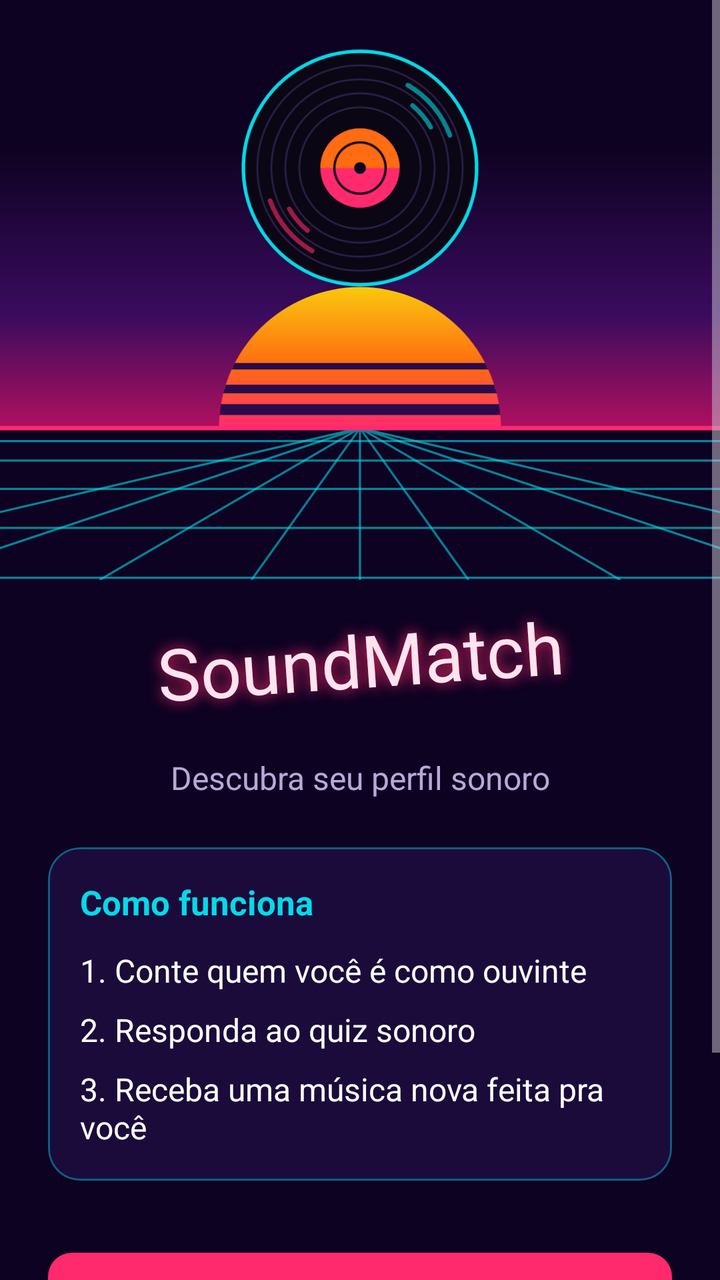
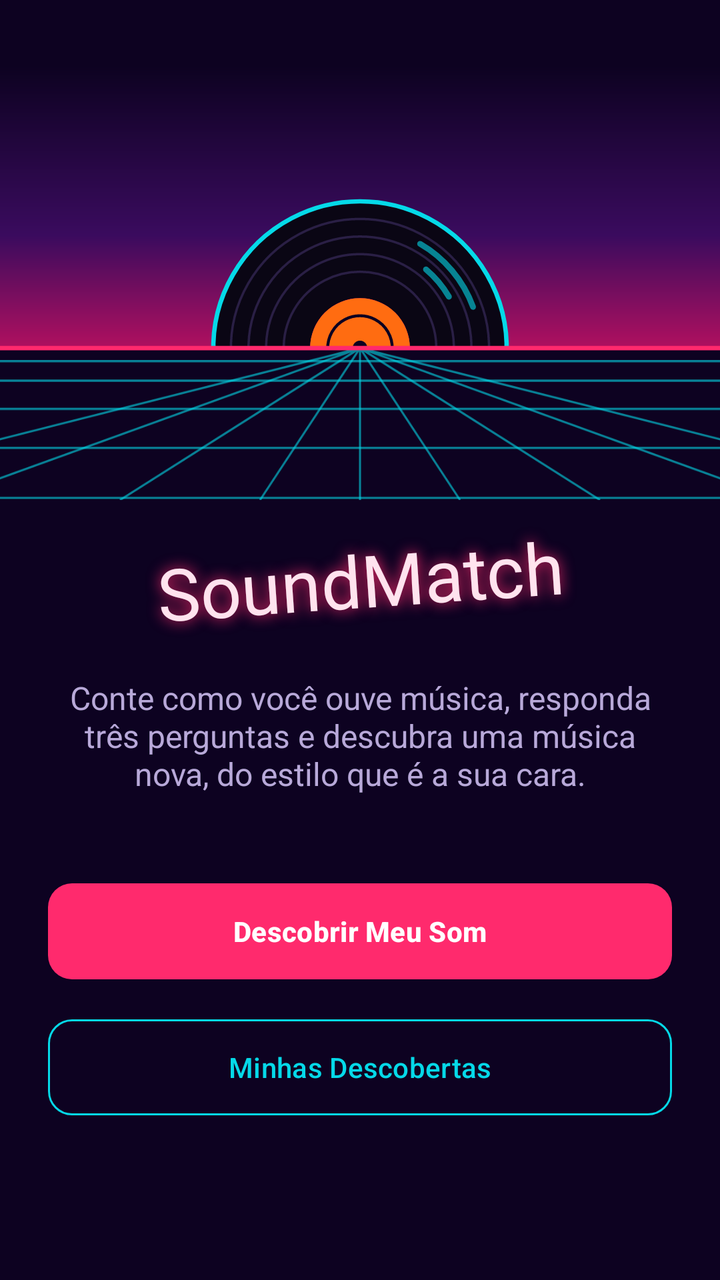

Compare the two renders of this Android layout. The source of the first and the diff that turns it into the second are given below.
<!-- AndroidManifest.xml: application theme Theme.SoundMatch -->
<!-- res/layout/activity_main.xml -->
<?xml version="1.0" encoding="utf-8"?>
<ScrollView xmlns:android="http://schemas.android.com/apk/res/android"
    xmlns:app="http://schemas.android.com/apk/res-auto"
    xmlns:tools="http://schemas.android.com/tools"
    android:layout_width="match_parent"
    android:layout_height="match_parent"
    android:fillViewport="true"
    android:fitsSystemWindows="true"
    tools:context=".ui.MainActivity">

    <LinearLayout
        android:layout_width="match_parent"
        android:layout_height="wrap_content"
        android:orientation="vertical"
        android:paddingBottom="32dp">

        <FrameLayout
            android:layout_width="match_parent"
            android:layout_height="290dp">

            <ImageView
                android:layout_width="match_parent"
                android:layout_height="217dp"
                android:layout_gravity="bottom"
                android:importantForAccessibility="no"
                android:scaleType="centerCrop"
                android:src="@drawable/bg_synthwave" />

            <ImageView
                android:id="@+id/imgVinyl"
                android:layout_width="140dp"
                android:layout_height="140dp"
                android:layout_gravity="center_horizontal"
                android:layout_marginTop="14dp"
                android:contentDescription="@string/cd_vinyl"
                android:src="@drawable/ic_vinyl" />
        </FrameLayout>

        <LinearLayout
            android:layout_width="match_parent"
            android:layout_height="wrap_content"
            android:orientation="vertical"
            android:paddingHorizontal="24dp">

            
            <TextView
                android:id="@+id/tvTitle"
                style="@style/Widget.SoundMatch.NeonTitle"
                android:layout_width="match_parent"
                android:layout_height="64dp"
                android:layout_marginTop="8dp"
                android:maxLines="1"
                android:rotation="-4"
                android:text="@string/main_title"
                app:autoSizeMaxTextSize="36sp"
                app:autoSizeMinTextSize="18sp"
                app:autoSizeTextType="uniform" />

            <TextView
                style="@style/Widget.SoundMatch.Caption"
                android:layout_width="match_parent"
                android:layout_height="wrap_content"
                android:layout_marginTop="16dp"
                android:gravity="center"
                android:text="@string/main_subtitle"
                android:textSize="16sp" />

            
            <com.google.android.material.card.MaterialCardView
                style="@style/Widget.SoundMatch.Card"
                android:layout_width="match_parent"
                android:layout_height="wrap_content"
                android:layout_marginTop="24dp">

                <LinearLayout
                    android:layout_width="match_parent"
                    android:layout_height="wrap_content"
                    android:orientation="vertical">

                    <TextView
                        android:layout_width="wrap_content"
                        android:layout_height="wrap_content"
                        android:text="@string/main_how_title"
                        android:textColor="@color/neon_cyan"
                        android:textSize="17sp"
                        android:textStyle="bold" />

                    <TextView
                        style="@style/Widget.SoundMatch.Body"
                        android:layout_width="wrap_content"
                        android:layout_height="wrap_content"
                        android:layout_marginTop="12dp"
                        android:text="@string/main_how_step1" />

                    <TextView
                        style="@style/Widget.SoundMatch.Body"
                        android:layout_width="wrap_content"
                        android:layout_height="wrap_content"
                        android:layout_marginTop="8dp"
                        android:text="@string/main_how_step2" />

                    <TextView
                        style="@style/Widget.SoundMatch.Body"
                        android:layout_width="wrap_content"
                        android:layout_height="wrap_content"
                        android:layout_marginTop="8dp"
                        android:text="@string/main_how_step3" />
                </LinearLayout>
            </com.google.android.material.card.MaterialCardView>

            <Button
                android:id="@+id/btnDiscover"
                style="@style/Widget.SoundMatch.Button.Primary"
                android:layout_width="match_parent"
                android:layout_height="wrap_content"
                android:layout_marginTop="32dp"
                android:text="@string/btn_discover" />

            <Button
                android:id="@+id/btnHistory"
                style="@style/Widget.SoundMatch.Button.Outlined"
                android:layout_width="match_parent"
                android:layout_height="wrap_content"
                android:layout_marginTop="12dp"
                android:text="@string/btn_history" />
        </LinearLayout>
    </LinearLayout>
</ScrollView>
<!-- resources referenced by this layout -->
<resources>
  <color name="neon_cyan">#05D9E8</color>
  <!-- drawable bg_synthwave: vector/xml drawable (drawable, 2380 chars, omitted) -->
  <string name="btn_discover">Descobrir Meu Som</string>
  <string name="btn_history">Minhas Descobertas</string>
  <string name="cd_vinyl">Disco de vinil girando</string>
  <string name="main_how_step1">1. Conte quem você é como ouvinte</string>
  <string name="main_how_step2">2. Responda ao quiz sonoro</string>
  <string name="main_how_step3">3. Receba uma música nova feita pra você</string>
  <string name="main_how_title">Como funciona</string>
  <string name="main_subtitle">Descubra seu perfil sonoro</string>
  <string name="main_title">SoundMatch</string>
  <style name="Widget.SoundMatch.Body" parent="Widget.AppCompat.TextView">
          <item name="android:textSize">16sp</item>
          <item name="android:textColor">@color/text_primary</item>
      </style>
  <style name="Widget.SoundMatch.Button.Outlined" parent="Widget.Material3.Button.OutlinedButton">
          <item name="strokeColor">@color/neon_cyan</item>
          <item name="android:textColor">@color/neon_cyan</item>
          <item name="cornerRadius">12dp</item>
          <item name="android:minHeight">56dp</item>
      </style>
  <style name="Widget.SoundMatch.Caption" parent="Widget.AppCompat.TextView">
          <item name="android:textSize">14sp</item>
          <item name="android:textColor">@color/text_secondary</item>
      </style>
  <style name="Widget.SoundMatch.Card" parent="Widget.Material3.CardView.Outlined">
          <item name="cardBackgroundColor">@color/night_card</item>
          <item name="cardCornerRadius">16dp</item>
          <item name="strokeColor">@color/neon_cyan_soft</item>
          <item name="strokeWidth">1dp</item>
          <item name="contentPadding">16dp</item>
      </style>
  <style name="Theme.SoundMatch" parent="Theme.Material3.Dark.NoActionBar">
          <item name="colorPrimary">@color/neon_magenta</item>
          <item name="colorOnPrimary">@color/text_primary</item>
          <item name="colorSecondary">@color/neon_cyan</item>
          <item name="colorOnSecondary">@color/night_bg</item>
          <item name="colorSurface">@color/night_card</item>
          <item name="colorOnSurface">@color/text_primary</item>
          <item name="android:colorBackground">@color/night_bg</item>
          <item name="android:windowBackground">@color/night_bg</item>
          <item name="android:statusBarColor">@color/night_bg</item>
          <item name="android:navigationBarColor">@color/night_bg</item>
          
          <item name="colorAccent">@color/neon_cyan</item>
      </style>
  <color name="text_primary">#FFFFFF</color>
  <color name="text_secondary">#B8A9D9</color>
  <color name="night_card">#1A0B3B</color>
  <color name="neon_cyan_soft">#6605D9E8</color>
  <color name="title_glow_text">#FFE3EE</color>
  <color name="neon_magenta">#FF2A6D</color>
  <color name="night_bg">#0D0221</color>
  <!-- unchanged entries left out for length: 3 -->
</resources>

<!-- the commit's change to res/layout/activity_main.xml (unified diff, before → after) -->
@@ -14,26 +14,36 @@
         android:orientation="vertical"
         android:paddingBottom="32dp">
 
+        
         <FrameLayout
             android:layout_width="match_parent"
-            android:layout_height="290dp">
+            android:layout_height="250dp">
 
             <ImageView
                 android:layout_width="match_parent"
                 android:layout_height="217dp"
                 android:layout_gravity="bottom"
                 android:importantForAccessibility="no"
-                android:scaleType="centerCrop"
-                android:src="@drawable/bg_synthwave" />
+                android:scaleType="fitXY"
+                android:src="@drawable/synth_sky" />
+
+            
+            <ImageView
+                android:id="@+id/imgVinyl"
+                android:layout_width="176dp"
+                android:layout_height="176dp"
+                android:layout_gravity="center_horizontal"
+                android:layout_marginTop="86dp"
+                android:contentDescription="@string/cd_vinyl"
+                android:src="@drawable/ic_vinyl" />
 
             <ImageView
-                android:id="@+id/imgVinyl"
-                android:layout_width="140dp"
-                android:layout_height="140dp"
-                android:layout_gravity="center_horizontal"
-                android:layout_marginTop="14dp"
-                android:contentDescription="@string/cd_vinyl"
-                android:src="@drawable/ic_vinyl" />
+                android:layout_width="match_parent"
+                android:layout_height="217dp"
+                android:layout_gravity="bottom"
+                android:importantForAccessibility="no"
+                android:scaleType="fitXY"
+                android:src="@drawable/synth_ground" />
         </FrameLayout>
 
         <LinearLayout
@@ -65,55 +75,12 @@
                 android:text="@string/main_subtitle"
                 android:textSize="16sp" />
 
-            
-            <com.google.android.material.card.MaterialCardView
-                style="@style/Widget.SoundMatch.Card"
-                android:layout_width="match_parent"
-                android:layout_height="wrap_content"
-                android:layout_marginTop="24dp">
-
-                <LinearLayout
-                    android:layout_width="match_parent"
-                    android:layout_height="wrap_content"
-                    android:orientation="vertical">
-
-                    <TextView
-                        android:layout_width="wrap_content"
-                        android:layout_height="wrap_content"
-                        android:text="@string/main_how_title"
-                        android:textColor="@color/neon_cyan"
-                        android:textSize="17sp"
-                        android:textStyle="bold" />
-
-                    <TextView
-                        style="@style/Widget.SoundMatch.Body"
-                        android:layout_width="wrap_content"
-                        android:layout_height="wrap_content"
-                        android:layout_marginTop="12dp"
-                        android:text="@string/main_how_step1" />
-
-                    <TextView
-                        style="@style/Widget.SoundMatch.Body"
-                        android:layout_width="wrap_content"
-                        android:layout_height="wrap_content"
-                        android:layout_marginTop="8dp"
-                        android:text="@string/main_how_step2" />
-
-                    <TextView
-                        style="@style/Widget.SoundMatch.Body"
-                        android:layout_width="wrap_content"
-                        android:layout_height="wrap_content"
-                        android:layout_marginTop="8dp"
-                        android:text="@string/main_how_step3" />
-                </LinearLayout>
-            </com.google.android.material.card.MaterialCardView>
-
             <Button
                 android:id="@+id/btnDiscover"
                 style="@style/Widget.SoundMatch.Button.Primary"
                 android:layout_width="match_parent"
                 android:layout_height="wrap_content"
-                android:layout_marginTop="32dp"
+                android:layout_marginTop="40dp"
                 android:text="@string/btn_discover" />
 
             <Button
<!-- resource entries referenced after the edit -->
@@ -1,20 +1,63 @@
 <!-- resources referenced by this layout -->
 <resources>
+  <!-- drawable synth_ground (drawable) -->
+  <?xml version="1.0" encoding="utf-8"?>
+  <vector xmlns:android="http://schemas.android.com/apk/res/android"
+      android:width="360dp"
+      android:height="200dp"
+      android:viewportWidth="360"
+      android:viewportHeight="200">
+  
+      
+      <path android:fillColor="#FF0D0221" android:pathData="M0,130 H360 V200 H0 Z" />
+  
+      
+      <path
+          android:strokeColor="#9905D9E8"
+          android:strokeWidth="1"
+          android:pathData="M0,136 H360 M0,145 H360 M0,158 H360 M0,176 H360 M0,199 H360" />
+  
+      
+      <path
+          android:strokeColor="#9905D9E8"
+          android:strokeWidth="1"
+          android:pathData="M180,130 L-120,200 M180,130 L-30,200 M180,130 L60,200 M180,130 L130,200 M180,130 L180,200 M180,130 L230,200 M180,130 L300,200 M180,130 L390,200 M180,130 L480,200" />
+  
+      
+      <path
+          android:strokeColor="#FFFF2A6D"
+          android:strokeWidth="2"
+          android:pathData="M0,130 H360" />
+  </vector>
+  <!-- drawable synth_sky (drawable) -->
+  <?xml version="1.0" encoding="utf-8"?>
+  <vector xmlns:android="http://schemas.android.com/apk/res/android"
+      xmlns:aapt="http://schemas.android.com/aapt"
+      android:width="360dp"
+      android:height="200dp"
+      android:viewportWidth="360"
+      android:viewportHeight="200">
+  
+      
+      <path android:pathData="M0,0 H360 V130 H0 Z">
+          <aapt:attr name="android:fillColor">
+              <gradient
+                  android:type="linear"
+                  android:startX="0" android:startY="0"
+                  android:endX="0" android:endY="130">
+                  <item android:offset="0" android:color="#FF0D0221" />
+                  <item android:offset="0.6" android:color="#FF3A0B5E" />
+                  <item android:offset="1" android:color="#FFB0105F" />
+              </gradient>
+          </aapt:attr>
+      </path>
+  </vector>
   <color name="neon_cyan">#05D9E8</color>
-  <!-- drawable bg_synthwave: vector/xml drawable (drawable, 2380 chars, omitted) -->
   <string name="btn_discover">Descobrir Meu Som</string>
   <string name="btn_history">Minhas Descobertas</string>
   <string name="cd_vinyl">Disco de vinil girando</string>
-  <string name="main_how_step1">1. Conte quem você é como ouvinte</string>
-  <string name="main_how_step2">2. Responda ao quiz sonoro</string>
-  <string name="main_how_step3">3. Receba uma música nova feita pra você</string>
-  <string name="main_how_title">Como funciona</string>
-  <string name="main_subtitle">Descubra seu perfil sonoro</string>
+  <string name="main_subtitle">Conte como você ouve música, responda três perguntas e descubra uma música nova, do estilo que é a sua cara.</string>
   <string name="main_title">SoundMatch</string>
-  <style name="Widget.SoundMatch.Body" parent="Widget.AppCompat.TextView">
-          <item name="android:textSize">16sp</item>
-          <item name="android:textColor">@color/text_primary</item>
-      </style>
   <style name="Widget.SoundMatch.Button.Outlined" parent="Widget.Material3.Button.OutlinedButton">
           <item name="strokeColor">@color/neon_cyan</item>
           <item name="android:textColor">@color/neon_cyan</item>
@@ -24,13 +67,6 @@
   <style name="Widget.SoundMatch.Caption" parent="Widget.AppCompat.TextView">
           <item name="android:textSize">14sp</item>
           <item name="android:textColor">@color/text_secondary</item>
-      </style>
-  <style name="Widget.SoundMatch.Card" parent="Widget.Material3.CardView.Outlined">
-          <item name="cardBackgroundColor">@color/night_card</item>
-          <item name="cardCornerRadius">16dp</item>
-          <item name="strokeColor">@color/neon_cyan_soft</item>
-          <item name="strokeWidth">1dp</item>
-          <item name="contentPadding">16dp</item>
       </style>
   <style name="Theme.SoundMatch" parent="Theme.Material3.Dark.NoActionBar">
           <item name="colorPrimary">@color/neon_magenta</item>
@@ -45,11 +81,12 @@
           <item name="android:navigationBarColor">@color/night_bg</item>
           
           <item name="colorAccent">@color/neon_cyan</item>
+          
+          <item name="android:windowOptOutEdgeToEdgeEnforcement" tools:targetApi="35">true</item>
       </style>
   <color name="text_primary">#FFFFFF</color>
   <color name="text_secondary">#B8A9D9</color>
   <color name="night_card">#1A0B3B</color>
-  <color name="neon_cyan_soft">#6605D9E8</color>
   <color name="title_glow_text">#FFE3EE</color>
   <color name="neon_magenta">#FF2A6D</color>
   <color name="night_bg">#0D0221</color>
